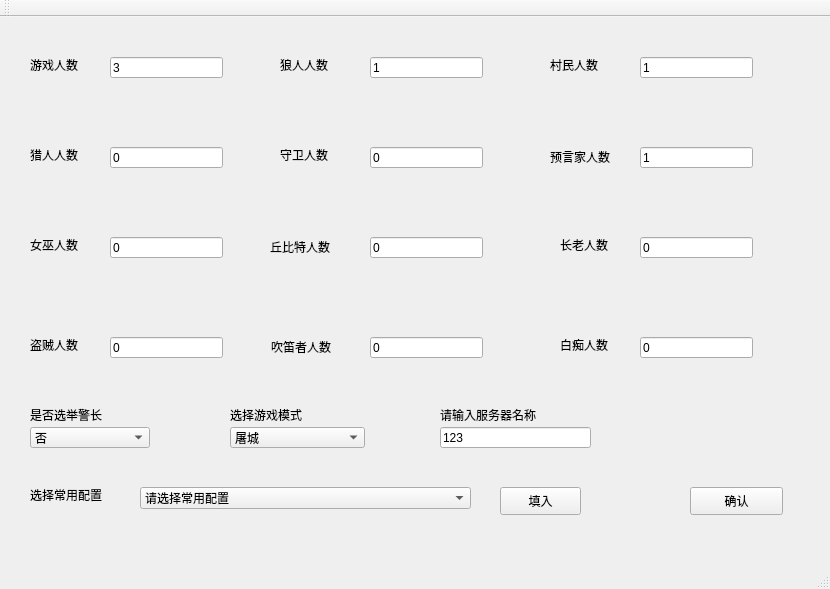
This is server/mainwindow.ui in GeminiBuddies/OOPLRS as Qt 5 draws it before an edit. The edited form follows.
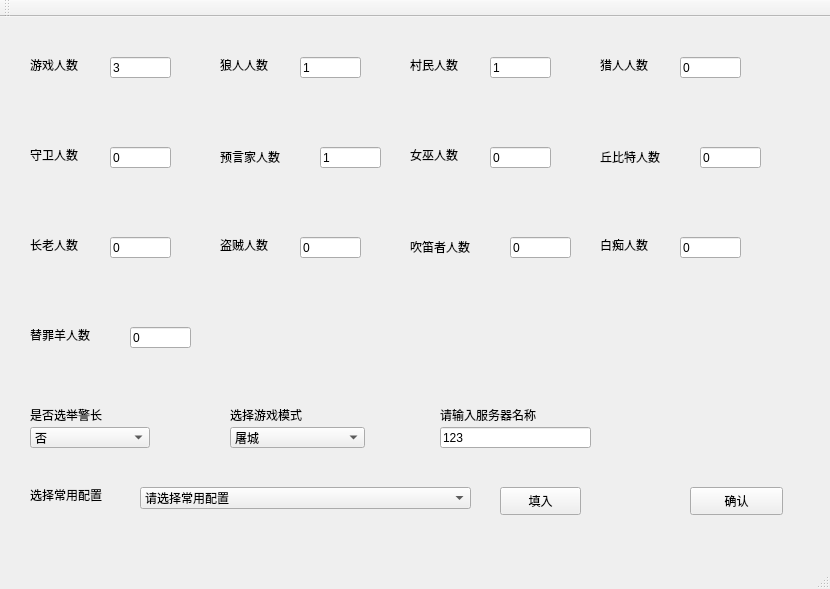
This is the edited form.

```diff
--- a/server/mainwindow.ui
+++ b/server/mainwindow.ui
@@ -33,7 +33,7 @@
    <widget class="QLabel" name="label">
     <property name="geometry">
      <rect>
-      <x>550</x>
+      <x>410</x>
       <y>40</y>
       <width>72</width>
       <height>15</height>
@@ -46,9 +46,9 @@
    <widget class="QLineEdit" name="townsfolk">
     <property name="geometry">
      <rect>
-      <x>640</x>
+      <x>490</x>
       <y>40</y>
-      <width>113</width>
+      <width>61</width>
       <height>21</height>
      </rect>
     </property>
@@ -59,7 +59,7 @@
    <widget class="QLabel" name="label_2">
     <property name="geometry">
      <rect>
-      <x>280</x>
+      <x>220</x>
       <y>40</y>
       <width>72</width>
       <height>15</height>
@@ -72,9 +72,9 @@
    <widget class="QLineEdit" name="wolf">
     <property name="geometry">
      <rect>
-      <x>370</x>
+      <x>300</x>
       <y>40</y>
-      <width>113</width>
+      <width>61</width>
       <height>21</height>
      </rect>
     </property>
@@ -85,8 +85,8 @@
    <widget class="QLabel" name="label_3">
     <property name="geometry">
      <rect>
-      <x>30</x>
-      <y>220</y>
+      <x>410</x>
+      <y>130</y>
       <width>72</width>
       <height>15</height>
      </rect>
@@ -98,9 +98,9 @@
    <widget class="QLineEdit" name="witch">
     <property name="geometry">
      <rect>
-      <x>110</x>
-      <y>220</y>
-      <width>113</width>
+      <x>490</x>
+      <y>130</y>
+      <width>61</width>
       <height>21</height>
      </rect>
     </property>
@@ -111,8 +111,8 @@
    <widget class="QLabel" name="label_4">
     <property name="geometry">
      <rect>
-      <x>30</x>
-      <y>130</y>
+      <x>600</x>
+      <y>40</y>
       <width>72</width>
       <height>15</height>
      </rect>
@@ -124,9 +124,9 @@
    <widget class="QLineEdit" name="hunter">
     <property name="geometry">
      <rect>
-      <x>110</x>
-      <y>130</y>
-      <width>113</width>
+      <x>680</x>
+      <y>40</y>
+      <width>61</width>
       <height>21</height>
      </rect>
     </property>
@@ -137,7 +137,7 @@
    <widget class="QLabel" name="label_5">
     <property name="geometry">
      <rect>
-      <x>280</x>
+      <x>30</x>
       <y>130</y>
       <width>72</width>
       <height>15</height>
@@ -150,9 +150,9 @@
    <widget class="QLineEdit" name="savior">
     <property name="geometry">
      <rect>
-      <x>370</x>
+      <x>110</x>
       <y>130</y>
-      <width>113</width>
+      <width>61</width>
       <height>21</height>
      </rect>
     </property>
@@ -163,7 +163,7 @@
    <widget class="QLabel" name="label_6">
     <property name="geometry">
      <rect>
-      <x>550</x>
+      <x>220</x>
       <y>130</y>
       <width>81</width>
       <height>20</height>
@@ -176,9 +176,9 @@
    <widget class="QLineEdit" name="serr">
     <property name="geometry">
      <rect>
-      <x>640</x>
+      <x>320</x>
       <y>130</y>
-      <width>113</width>
+      <width>61</width>
       <height>21</height>
      </rect>
     </property>
@@ -189,8 +189,8 @@
    <widget class="QLabel" name="label_7">
     <property name="geometry">
      <rect>
-      <x>270</x>
-      <y>220</y>
+      <x>600</x>
+      <y>130</y>
       <width>81</width>
       <height>20</height>
      </rect>
@@ -202,9 +202,9 @@
    <widget class="QLineEdit" name="cupid">
     <property name="geometry">
      <rect>
-      <x>370</x>
-      <y>220</y>
-      <width>113</width>
+      <x>700</x>
+      <y>130</y>
+      <width>61</width>
       <height>21</height>
      </rect>
     </property>
@@ -215,8 +215,8 @@
    <widget class="QLabel" name="label_8">
     <property name="geometry">
      <rect>
-      <x>560</x>
-      <y>320</y>
+      <x>600</x>
+      <y>220</y>
       <width>72</width>
       <height>15</height>
      </rect>
@@ -228,9 +228,9 @@
    <widget class="QLineEdit" name="idiot">
     <property name="geometry">
      <rect>
-      <x>640</x>
-      <y>320</y>
-      <width>113</width>
+      <x>680</x>
+      <y>220</y>
+      <width>61</width>
       <height>21</height>
      </rect>
     </property>
@@ -241,7 +241,7 @@
    <widget class="QLabel" name="label_9">
     <property name="geometry">
      <rect>
-      <x>560</x>
+      <x>30</x>
       <y>220</y>
       <width>72</width>
       <height>15</height>
@@ -254,9 +254,9 @@
    <widget class="QLineEdit" name="ancient">
     <property name="geometry">
      <rect>
-      <x>640</x>
+      <x>110</x>
       <y>220</y>
-      <width>113</width>
+      <width>61</width>
       <height>21</height>
      </rect>
     </property>
@@ -267,8 +267,8 @@
    <widget class="QLabel" name="label_10">
     <property name="geometry">
      <rect>
-      <x>30</x>
-      <y>320</y>
+      <x>220</x>
+      <y>220</y>
       <width>72</width>
       <height>15</height>
      </rect>
@@ -280,9 +280,9 @@
    <widget class="QLineEdit" name="theif">
     <property name="geometry">
      <rect>
-      <x>110</x>
-      <y>320</y>
-      <width>113</width>
+      <x>300</x>
+      <y>220</y>
+      <width>61</width>
       <height>21</height>
      </rect>
     </property>
@@ -293,8 +293,8 @@
    <widget class="QLabel" name="label_11">
     <property name="geometry">
      <rect>
-      <x>271</x>
-      <y>320</y>
+      <x>410</x>
+      <y>220</y>
       <width>81</width>
       <height>20</height>
      </rect>
@@ -306,9 +306,9 @@
    <widget class="QLineEdit" name="piedPiper">
     <property name="geometry">
      <rect>
-      <x>370</x>
-      <y>320</y>
-      <width>113</width>
+      <x>510</x>
+      <y>220</y>
+      <width>61</width>
       <height>21</height>
      </rect>
     </property>
@@ -334,7 +334,7 @@
      <rect>
       <x>110</x>
       <y>40</y>
-      <width>113</width>
+      <width>61</width>
       <height>21</height>
      </rect>
     </property>
@@ -496,6 +496,32 @@
      <string>填入</string>
     </property>
    </widget>
+   <widget class="QLabel" name="label_17">
+    <property name="geometry">
+     <rect>
+      <x>30</x>
+      <y>310</y>
+      <width>81</width>
+      <height>16</height>
+     </rect>
+    </property>
+    <property name="text">
+     <string>替罪羊人数</string>
+    </property>
+   </widget>
+   <widget class="QLineEdit" name="scapegoat">
+    <property name="geometry">
+     <rect>
+      <x>130</x>
+      <y>310</y>
+      <width>61</width>
+      <height>21</height>
+     </rect>
+    </property>
+    <property name="text">
+     <string>0</string>
+    </property>
+   </widget>
   </widget>
   <widget class="QMenuBar" name="menuBar">
    <property name="geometry">
```
